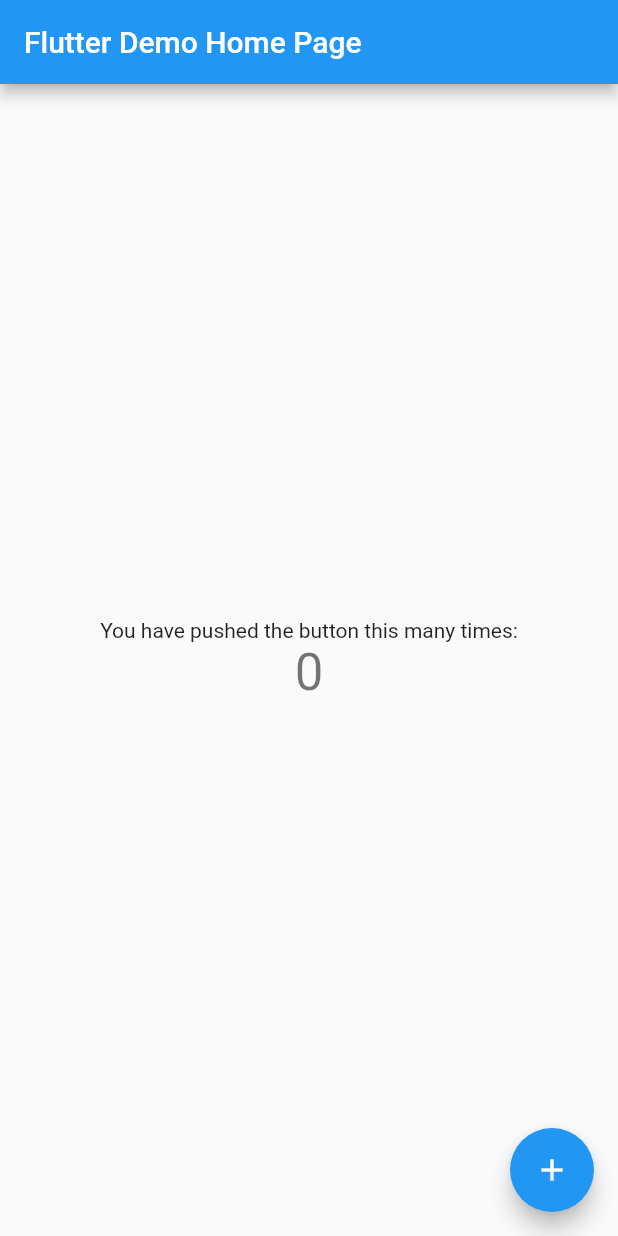
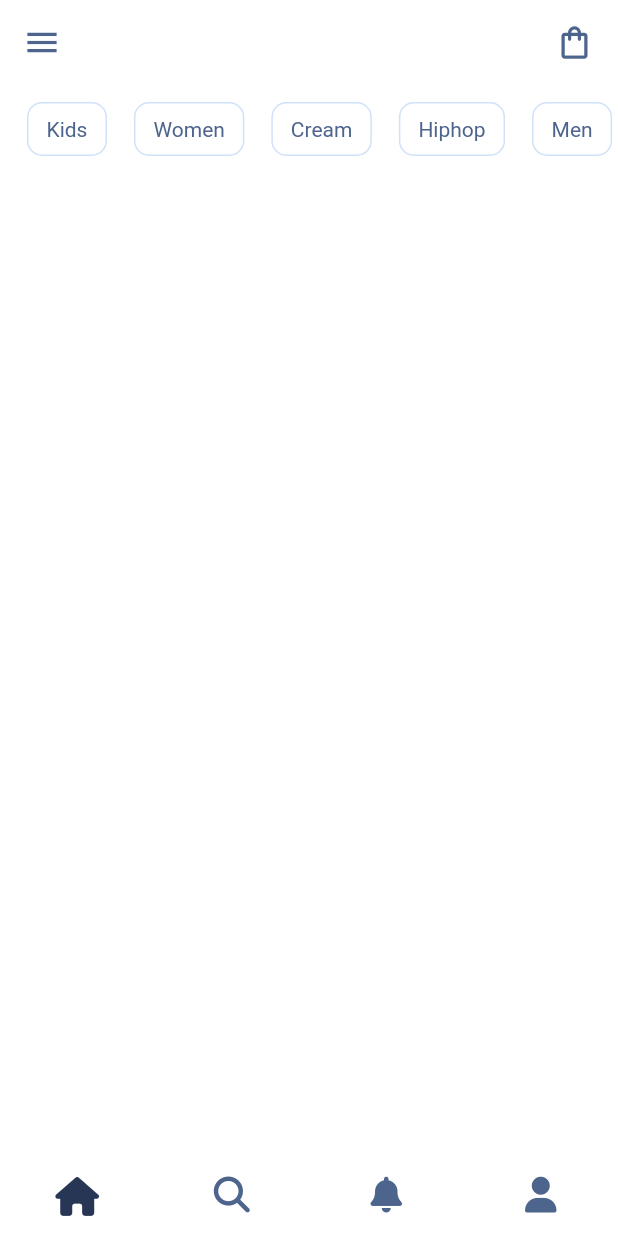
Before and after one commit to quyen1102/flutter_mobile_20_08, a Flutter app: the screen it shows after launch, on a phone screen of 412 x 824 dp. Run offline on Flutter 3.47's test engine with Material 2 defaults, Android fonts, the phone set to English and light mode, and no system bars; our stand-ins replace font_awesome_flutter.

Commit message:
create home screen

```diff
--- /dev/null
+++ b/lib/features/App.dart
@@ -0,0 +1,166 @@
+import 'package:flutter/material.dart';
+import 'package:flutter_mobile_20_08/features/Home/HomeScreen.dart';
+import 'package:font_awesome_flutter/font_awesome_flutter.dart';
+
+import '../common/theme.dart';
+
+class MyApp extends StatelessWidget {
+  const MyApp({Key? key}) : super(key: key);
+
+  // This widget is the root of your application.
+  @override
+  Widget build(BuildContext context) {
+    return MaterialApp(
+      title: 'My App Flutter',
+      theme: ThemeData(),
+      // supportedLocales: const [
+      //   Locale('en', ''),
+      //   Locale('vi', ''),
+      // ],
+      home: const AppContent(),
+    );
+  }
+}
+
+class AppContent extends StatefulWidget {
+  const AppContent({Key? key}) : super(key: key);
+
+  @override
+  State<AppContent> createState() => _AppContentState();
+}
+
+class _AppContentState extends State<AppContent> {
+  int selectedIndex = 0;
+
+  @override
+  Widget build(BuildContext context) {
+    return Scaffold(
+      body: Container(
+        decoration: BoxDecoration(
+          color: primaryWhiteColor,
+        ),
+        child: Center(child: renderContent(context)),
+      ),
+      bottomNavigationBar: renderBottomNavigationBar(context),
+    );
+  }
+
+  renderContent(context) {
+    if (selectedIndex == 0) {
+      return renderHomeContent();
+    } else if (selectedIndex == 1) {
+      return renderSearch();
+    } else if (selectedIndex == 2) {
+      return renderNotifications();
+    } else if (selectedIndex == 3) {
+      return renderProfiles();
+    }
+  }
+
+  HomeScreen? homeScreen;
+
+  renderHomeContent() {
+    homeScreen = const HomeScreen();
+    return homeScreen;
+  }
+
+  renderNotifications() {}
+
+  renderSearch() {}
+
+  renderProfiles() {}
+
+  renderBottomNavigationBar(BuildContext context) {
+    var colorOrigin = primaryColor;
+    var colorActive = primaryDarkColor;
+
+    return Container(
+      height: 50 + MediaQuery.of(context).viewPadding.bottom,
+      width: MediaQuery.of(context).size.width,
+      color: primaryWhiteColor,
+      alignment: Alignment.topCenter,
+      child: Row(
+        mainAxisAlignment: MainAxisAlignment.spaceAround,
+        children: [
+          _renderBarButton(
+            0,
+            'Home',
+            FaIcon(FontAwesomeIcons.house, color: colorOrigin, size: 24),
+            FaIcon(FontAwesomeIcons.house, color: colorActive, size: 26),
+          ),
+          _renderBarButton(
+            1,
+            'Search',
+            FaIcon(FontAwesomeIcons.magnifyingGlass,
+                color: colorOrigin, size: 24),
+            FaIcon(FontAwesomeIcons.magnifyingGlass,
+                color: colorActive, size: 26),
+          ),
+          _renderBarButton(
+            2,
+            'Notification',
+            FaIcon(FontAwesomeIcons.solidBell, color: colorOrigin, size: 24),
+            FaIcon(FontAwesomeIcons.solidBell, color: colorActive, size: 26),
+          ),
+          _renderBarButton(
+            3,
+            'Profile',
+            FaIcon(FontAwesomeIcons.solidUser, color: colorOrigin, size: 24),
+            FaIcon(FontAwesomeIcons.solidUser, color: colorActive, size: 26),
+          ),
+        ],
+      ),
+    );
+  }
+
+  _renderBarButton(index, label, icon, activeIcon) {
+    var text = index == selectedIndex
+        ? Text(
+            label,
+            style: const TextStyle(
+              fontSize: 12,
+              color: Colors.white,
+            ),
+          )
+        : const Text('');
+
+    FaIcon currentIcon = index == selectedIndex ? activeIcon : icon;
+
+    return Expanded(
+      flex: 1,
+      child: InkWell(
+        onTap: () => _onItemTapped(index, context),
+        child: Container(
+          // alignment: Alignment.center,
+          height: 50,
+          padding: EdgeInsets.only(top: 10, bottom: 10),
+          // child: currentIcon,
+          child: Column(
+            crossAxisAlignment: CrossAxisAlignment.center,
+            children: [
+              currentIcon,
+              // const SizedBox(height: 5,),
+              // text
+            ],
+          ),
+        ),
+      ),
+    );
+  }
+
+  // static const qrCodeScreenIndex = 2;
+
+  void _onItemTapped(int index, BuildContext context) {
+    // if (qrCodeScreenIndex == index) {
+    //   Navigator.push(
+    //     context,
+    //     MaterialPageRoute(builder: (homeScreen) => const QRScreenDemo()),
+    //   );
+    //   return;
+    // }
+
+    setState(() {
+      selectedIndex = index;
+    });
+  }
+}
--- /dev/null
+++ b/lib/features/Home/HomeScreen.dart
@@ -0,0 +1,92 @@
+import 'package:flutter/material.dart';
+import 'package:flutter_mobile_20_08/common/theme.dart';
+import 'package:font_awesome_flutter/font_awesome_flutter.dart';
+
+class HomeScreen extends StatefulWidget {
+  const HomeScreen({Key? key}) : super(key: key);
+
+  @override
+  State<HomeScreen> createState() => _HomeScreenState();
+}
+
+class _HomeScreenState extends State<HomeScreen> {
+  @override
+  Widget build(BuildContext context) {
+    return Scaffold(
+      appBar: AppBar(
+          elevation: 0,
+          backgroundColor: Colors.white,
+          actions: [
+            IconButton(
+              padding: const EdgeInsets.only(right: 10.0),
+              icon: Icon(Icons.shopping_bag_outlined,
+                  size: 26, color: primaryColor),
+              onPressed: null,
+            )
+          ],
+          leading: IconButton(
+            icon: Icon(Icons.menu, size: 26, color: primaryColor),
+            onPressed: null,
+          )),
+      body: Container(
+        decoration: BoxDecoration(
+          color: Colors.white,
+        ),
+        child: Column(
+          children: [
+            _renderListBtnFavorites(),
+          ],
+        ),
+      ),
+    );
+  }
+
+  _renderListBtnFavorites() {
+    final List<String> listFavorites = <String>[
+      'Kids',
+      'Women',
+      'Cream',
+      'Hiphop',
+      'Men',
+      'T-Shirt',
+      'Kids',
+      'Women',
+      'Cream',
+      'Hiphop',
+      'Men',
+      'T-Shirt',
+    ];
+    return Container(
+      height: 60,
+      child: ListView.builder(
+          scrollDirection: Axis.horizontal,
+          padding: const EdgeInsets.only(right: 18),
+          itemCount: listFavorites.length,
+          itemBuilder: (BuildContext context, int index) {
+            return InkWell(
+              onTap: () {
+                print(listFavorites[index]);
+              },
+              child: Container(
+                padding:
+                    const EdgeInsets.symmetric(vertical: 6.0, horizontal: 12.0),
+                margin: const EdgeInsets.only(left: 18, top: 12, bottom: 12),
+                decoration: BoxDecoration(
+                  border: Border.all(
+                      color: primaryLightColor,
+                      width: 1,
+                      style: BorderStyle.solid),
+                  borderRadius: BorderRadius.circular(10),
+                ),
+                child: Center(
+                  child: Text(
+                    listFavorites[index],
+                    style: TextStyle(color: primaryColor),
+                  ),
+                ),
+              ),
+            );
+          }),
+    );
+  }
+}
--- a/lib/main.dart
+++ b/lib/main.dart
@@ -1,115 +1,7 @@
 import 'package:flutter/material.dart';
+
+import 'features/App.dart';
 
 void main() {
   runApp(const MyApp());
 }
-
-class MyApp extends StatelessWidget {
-  const MyApp({Key? key}) : super(key: key);
-
-  // This widget is the root of your application.
-  @override
-  Widget build(BuildContext context) {
-    return MaterialApp(
-      title: 'Flutter Demo',
-      theme: ThemeData(
-        // This is the theme of your application.
-        //
-        // Try running your application with "flutter run". You'll see the
-        // application has a blue toolbar. Then, without quitting the app, try
-        // changing the primarySwatch below to Colors.green and then invoke
-        // "hot reload" (press "r" in the console where you ran "flutter run",
-        // or simply save your changes to "hot reload" in a Flutter IDE).
-        // Notice that the counter didn't reset back to zero; the application
-        // is not restarted.
-        primarySwatch: Colors.blue,
-      ),
-      home: const MyHomePage(title: 'Flutter Demo Home Page'),
-    );
-  }
-}
-
-class MyHomePage extends StatefulWidget {
-  const MyHomePage({Key? key, required this.title}) : super(key: key);
-
-  // This widget is the home page of your application. It is stateful, meaning
-  // that it has a State object (defined below) that contains fields that affect
-  // how it looks.
-
-  // This class is the configuration for the state. It holds the values (in this
-  // case the title) provided by the parent (in this case the App widget) and
-  // used by the build method of the State. Fields in a Widget subclass are
-  // always marked "final".
-
-  final String title;
-
-  @override
-  State<MyHomePage> createState() => _MyHomePageState();
-}
-
-class _MyHomePageState extends State<MyHomePage> {
-  int _counter = 0;
-
-  void _incrementCounter() {
-    setState(() {
-      // This call to setState tells the Flutter framework that something has
-      // changed in this State, which causes it to rerun the build method below
-      // so that the display can reflect the updated values. If we changed
-      // _counter without calling setState(), then the build method would not be
-      // called again, and so nothing would appear to happen.
-      _counter++;
-    });
-  }
-
-  @override
-  Widget build(BuildContext context) {
-    // This method is rerun every time setState is called, for instance as done
-    // by the _incrementCounter method above.
-    //
-    // The Flutter framework has been optimized to make rerunning build methods
-    // fast, so that you can just rebuild anything that needs updating rather
-    // than having to individually change instances of widgets.
-    return Scaffold(
-      appBar: AppBar(
-        // Here we take the value from the MyHomePage object that was created by
-        // the App.build method, and use it to set our appbar title.
-        title: Text(widget.title),
-      ),
-      body: Center(
-        // Center is a layout widget. It takes a single child and positions it
-        // in the middle of the parent.
-        child: Column(
-          // Column is also a layout widget. It takes a list of children and
-          // arranges them vertically. By default, it sizes itself to fit its
-          // children horizontally, and tries to be as tall as its parent.
-          //
-          // Invoke "debug painting" (press "p" in the console, choose the
-          // "Toggle Debug Paint" action from the Flutter Inspector in Android
-          // Studio, or the "Toggle Debug Paint" command in Visual Studio Code)
-          // to see the wireframe for each widget.
-          //
-          // Column has various properties to control how it sizes itself and
-          // how it positions its children. Here we use mainAxisAlignment to
-          // center the children vertically; the main axis here is the vertical
-          // axis because Columns are vertical (the cross axis would be
-          // horizontal).
-          mainAxisAlignment: MainAxisAlignment.center,
-          children: <Widget>[
-            const Text(
-              'You have pushed the button this many times:',
-            ),
-            Text(
-              '$_counter',
-              style: Theme.of(context).textTheme.headline4,
-            ),
-          ],
-        ),
-      ),
-      floatingActionButton: FloatingActionButton(
-        onPressed: _incrementCounter,
-        tooltip: 'Increment',
-        child: const Icon(Icons.add),
-      ), // This trailing comma makes auto-formatting nicer for build methods.
-    );
-  }
-}
--- a/pubspec.yaml
+++ b/pubspec.yaml
@@ -34,6 +34,7 @@ dependencies:
   # The following adds the Cupertino Icons font to your application.
   # Use with the CupertinoIcons class for iOS style icons.
   cupertino_icons: ^1.0.2
+  font_awesome_flutter: ^10.1.0
 
 dev_dependencies:
   flutter_test:
```
Also changed, not shown: pubspec.lock.
